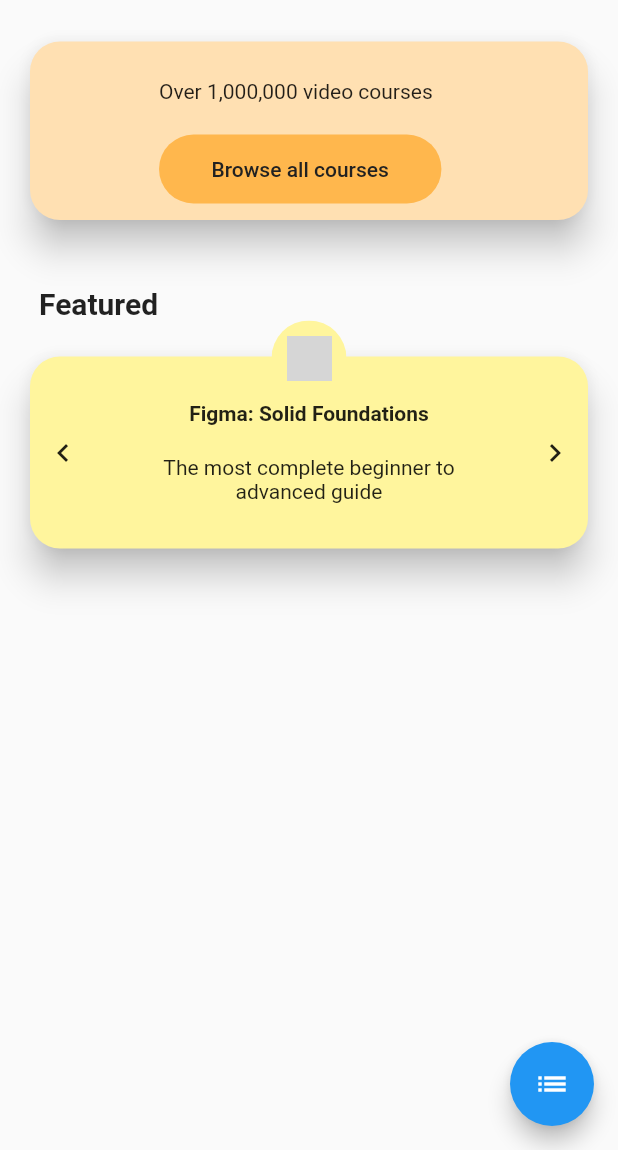
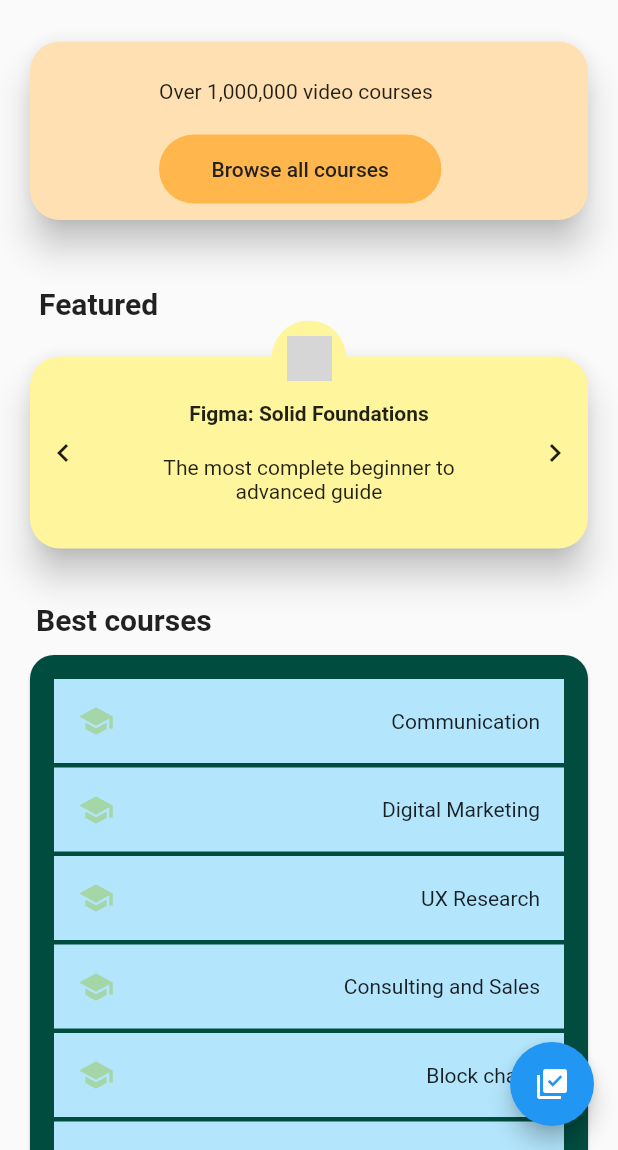
Before and after one commit to RYgithub1/faui_online_learning, a Flutter app: the screen it shows after launch, on a phone screen of 412 x 824 dp, the part 86-1236 px from its top. Run offline on Flutter 3.47's test engine with Material 2 defaults, Android fonts, the phone set to English and light mode, and no system bars; network calls fail; grey boxes are pictures that could not be loaded.

```diff
--- a/lib/main.dart
+++ b/lib/main.dart
@@ -1,8 +1,9 @@
 import 'package:flutter/material.dart';
-import 'featured.dart';
-import 'header.dart';
-import 'heroin.dart';
-import 'trend_course.dart';
+import 'widget/course_page.dart';
+import 'widget/featured.dart';
+import 'widget/header.dart';
+import 'widget/heroin.dart';
+import 'widget/trend_course.dart';
 
 
 void main(List<String> args) {runApp(MyApp());}
@@ -41,7 +42,7 @@ class _TopPageState extends State<TopPage> with SingleTickerProviderStateMixin {
   @override
   Widget build(BuildContext context) {
     return Scaffold(
-      body: SafeArea(   /// [body: SafeArea(上位)] -> SingleChildScrollViewをwrap
+      body: SafeArea(   /// [body: SafeArea(上位) -> SingleChildScrollView .. wrap]
         child: SingleChildScrollView(
           child: Container(
             padding: EdgeInsets.symmetric(horizontal: 16),
@@ -57,8 +58,12 @@ class _TopPageState extends State<TopPage> with SingleTickerProviderStateMixin {
         ),
       ),
       floatingActionButton: FloatingActionButton(
-        onPressed: () {},
-        child: Icon(Icons.list),
+        child: Icon(Icons.library_add_check),
+        onPressed: () {
+          Navigator.of(context).push(
+            PageRouteBuilder(pageBuilder: (_, __, ___) => CoursePage()),
+          );
+        },
       ),
     );
   }
--- a/lib/featured.dart
+++ b/lib/widget/featured.dart
@@ -1,5 +1,5 @@
 import 'package:flutter/material.dart';
-import 'main.dart';
+import '../main.dart';
 
 
 class Featured extends StatelessWidget {
@@ -17,7 +17,7 @@ class Featured extends StatelessWidget {
           ),
         ),
         Stack(
-          children: [
+          children: <Widget>[
             Container(
               margin: EdgeInsets.only(top:20),
               child: _StackOnCard(),
@@ -43,7 +43,7 @@ class _StackOnCard extends StatelessWidget{
     return Card(
       color: Colors.yellow[200],
       elevation: 10,
-      shape: RoundedRectangleBorder(
+      shape: RoundedRectangleBorder(  /// [shape: RoundedRectangleBorder]
         borderRadius: BorderRadius.circular(20),
       ),
       child: Container(
@@ -81,7 +81,7 @@ class _LogoStackOn extends StatelessWidget{
   _LogoStackOn({Key key, @required this.size}):super(key:key);
   @override
   Widget build(BuildContext context) {
-    return ClipOval(
+    return ClipOval(   /// [ClipOval()]
       child: Container(
         width: size,
         height: size,
--- a/lib/heroin.dart
+++ b/lib/widget/heroin.dart
@@ -7,7 +7,7 @@ class Heroin extends StatelessWidget {
   Widget build(BuildContext context) {
     return Card(
       elevation: 10,
-      shape: RoundedRectangleBorder(
+      shape: RoundedRectangleBorder(  /// [shape: RoundedRectangleBorder]
         borderRadius: BorderRadius.circular(20),
       ),
       color: Colors.orange[100],
@@ -26,7 +26,7 @@ class Heroin extends StatelessWidget {
               FlatButton(
                 textColor: Colors.grey[900],
                 color: Colors.orange[300],
-                shape: RoundedRectangleBorder(
+                shape: RoundedRectangleBorder(   /// [shape: RoundedRectangleBorder]
                   borderRadius: BorderRadius.circular(30),
                 ),
                 padding: EdgeInsets.symmetric(vertical: 15, horizontal: 35),
--- /dev/null
+++ b/lib/widget/trend_course.dart
@@ -0,0 +1,100 @@
+import 'package:flutter/material.dart';
+
+
+class TrendCourse extends StatelessWidget {
+  @override
+  Widget build(BuildContext context) {
+    return Column(
+      children: <Widget>[
+        Container(
+          alignment: Alignment.centerLeft,
+          padding: EdgeInsets.only(top:32, bottom:8, left:8),
+          child: Text("Best courses", style: TextStyle(fontSize:20, fontWeight: FontWeight.bold)),
+        ),
+
+        Card(
+          color: Colors.teal[900],
+          shape: RoundedRectangleBorder(
+            borderRadius: BorderRadius.circular(16),
+          ),
+          child: Padding(
+            padding: const EdgeInsets.all(16),
+            child: Column(
+              children: <Widget>[
+                Container(
+                  color: Colors.lightBlue[100],
+                  child: ListTile(
+                    leading: Icon(Icons.school, color: Colors.green[200]),
+                    trailing: Text('Communication'),
+                  ),
+                ),
+                SizedBox(height:3),
+                Container(
+                  color: Colors.lightBlue[100],
+                  child: ListTile(
+                    leading: Icon(Icons.school, color: Colors.green[200]),
+                    trailing: Text('Digital Marketing'),
+                  ),
+                ),
+                SizedBox(height:3),
+                Container(
+                  color: Colors.lightBlue[100],
+                  child: ListTile(
+                    leading: Icon(Icons.school, color: Colors.green[200]),
+                    trailing: Text('UX Research'),
+                  ),
+                ),
+                SizedBox(height:3),
+                Container(
+                  color: Colors.lightBlue[100],
+                  child: ListTile(
+                    leading: Icon(Icons.school, color: Colors.green[200]),
+                    trailing: Text('Consulting and Sales'),
+                  ),
+                ),
+                SizedBox(height:3),
+                Container(
+                  color: Colors.lightBlue[100],
+                  child: ListTile(
+                    leading: Icon(Icons.school, color: Colors.green[200]),
+                    trailing: Text('Block chane'),
+                  ),
+                ),
+                SizedBox(height:3),
+                Container(
+                  color: Colors.lightBlue[100],
+                  child: ListTile(
+                    leading: Icon(Icons.school, color: Colors.green[200]),
+                    trailing: Text('Automation and Sensor'),
+                  ),
+                ),
+                SizedBox(height:3),
+                Container(
+                  color: Colors.lightBlue[100],
+                  child: ListTile(
+                    leading: Icon(Icons.school, color: Colors.green[200]),
+                    trailing: Text('Network ans Game'),
+                  ),
+                ),
+              ],
+            ),
+          ),
+        ),
+
+        Container(
+          width: double.infinity,
+          child: FlatButton(
+            onPressed: (){},
+            child: Text("Trendy"),
+            shape: RoundedRectangleBorder(
+              borderRadius: BorderRadius.circular(8),
+            ),
+            color: Colors.pink[200],
+            textColor: Colors.blue[900],
+            padding: EdgeInsets.symmetric(vertical:20),
+          ),
+        ),
+      ],
+    );
+  }
+}
```
Also changed, not shown: lib/trend_course.dart (deleted, +0 -13 lines), lib/widget/course_page.dart (added, +39 -0 lines), lib/widget/recommended.dart (added, +90 -0 lines), lib/widget/header.dart (renamed from lib/header.dart).
